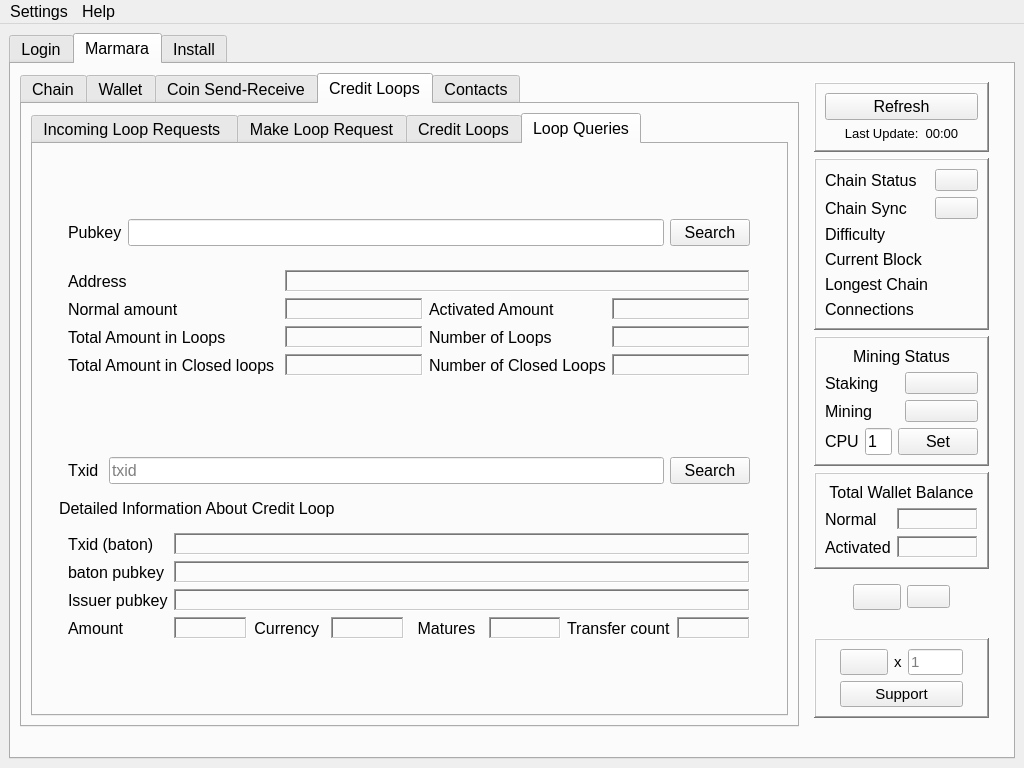
The window that src/main/python/qtguidesign.ui (marmarachain/marmara-connector) describes before a commit, drawn with Qt 5.
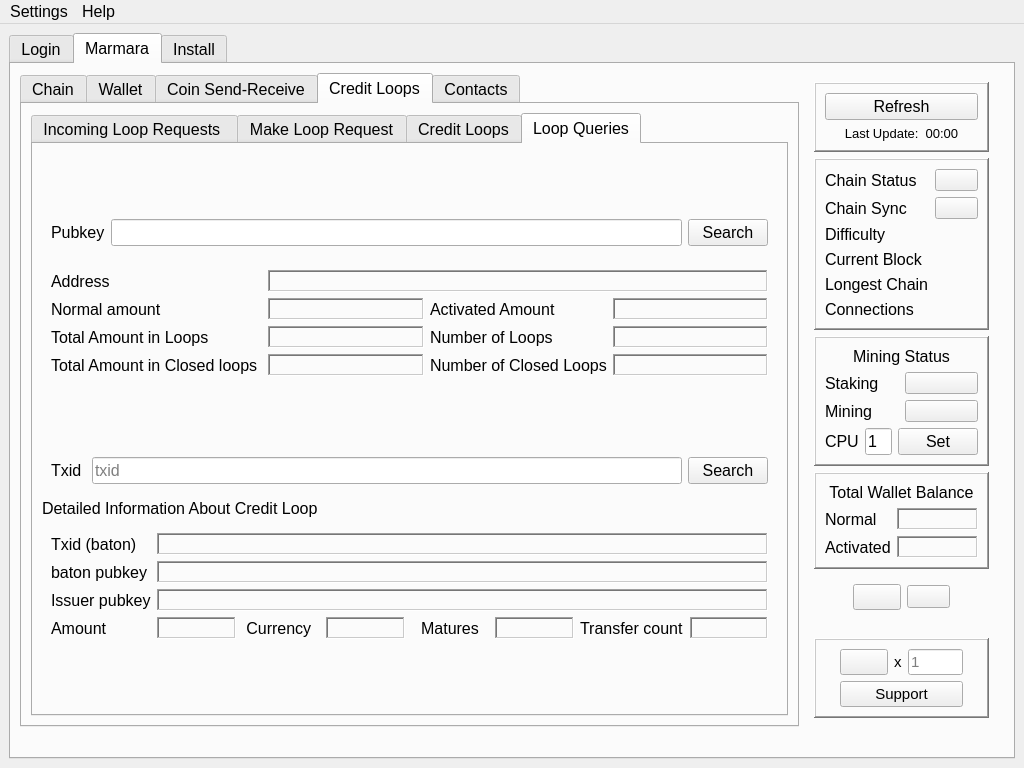
The same window after the commit. Icons and pictures are not drawn.

Commit message: [ref] guidesign loopqueries pubkey_freame size increased

```diff
--- a/src/main/python/qtguidesign.ui
+++ b/src/main/python/qtguidesign.ui
@@ -3944,7 +3944,7 @@
                    <widget class="QFrame" name="loopqueries_pubkey_frame">
                     <property name="maximumSize">
                      <size>
-                      <width>700</width>
+                      <width>815</width>
                       <height>16777215</height>
                      </size>
                     </property>
@@ -4376,7 +4376,7 @@
                    <widget class="QFrame" name="loopquery_seach_frame">
                     <property name="maximumSize">
                      <size>
-                      <width>700</width>
+                      <width>815</width>
                       <height>16777215</height>
                      </size>
                     </property>
```
The commit also changes 1 other file.
